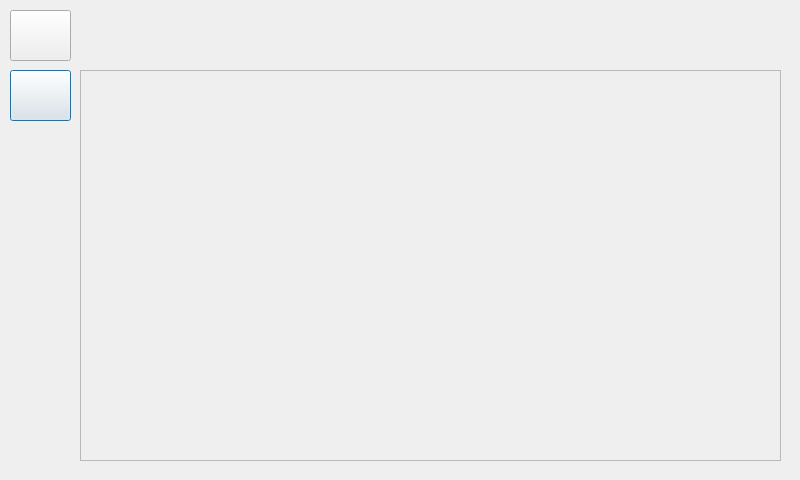
Qt form UI/smrr_ui/src/ui/screen_face.ui (ENTC-FYP-19-G08/ismrr) before a commit.
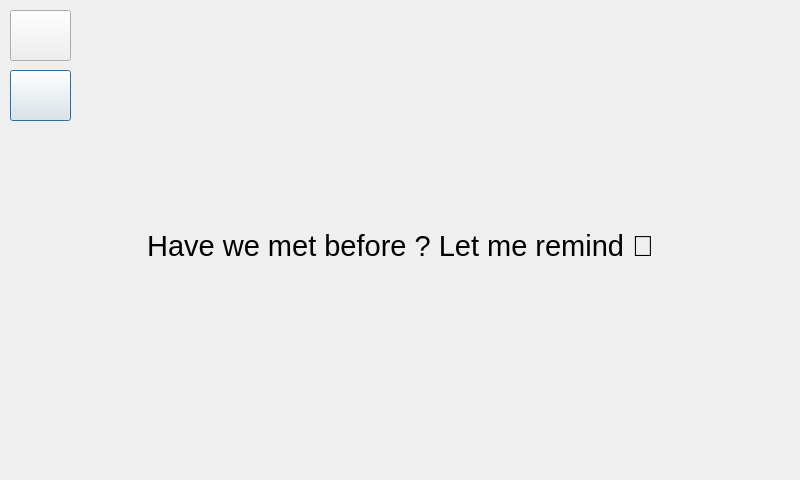
The same form after that commit. Icons and pictures are not drawn.

Patch:
```diff
--- a/UI/smrr_ui/src/ui/screen_face.ui
+++ b/UI/smrr_ui/src/ui/screen_face.ui
@@ -44,46 +44,22 @@
     <bool>false</bool>
    </property>
   </widget>
-  <widget class="QScrollArea" name="scrollArea">
-   <property name="geometry">
-    <rect>
-     <x>80</x>
-     <y>70</y>
-     <width>701</width>
-     <height>391</height>
-    </rect>
-   </property>
-   <property name="widgetResizable">
-    <bool>true</bool>
-   </property>
-   <widget class="QWidget" name="scrollWidget">
-    <property name="geometry">
-     <rect>
-      <x>0</x>
-      <y>0</y>
-      <width>699</width>
-      <height>389</height>
-     </rect>
-    </property>
-   <layout class="QVBoxLayout" name="scrollLayout">
-    <property name="spacing">
-        <number>10</number>
-    </property>
-</layout>
-
-   </widget>
-  </widget>
   <widget class="QLabel" name="label">
    <property name="geometry">
     <rect>
-     <x>220</x>
-     <y>20</y>
-     <width>411</width>
-     <height>31</height>
+     <x>20</x>
+     <y>170</y>
+     <width>761</width>
+     <height>151</height>
     </rect>
    </property>
+   <property name="font">
+    <font>
+     <pointsize>22</pointsize>
+    </font>
+   </property>
    <property name="text">
-    <string/>
+    <string>Have we met before ? Let me remind 🤔</string>
    </property>
    <property name="alignment">
     <set>Qt::AlignCenter</set>
```
Left out of the diff: 6 changed lines with no effect on the pictures.
